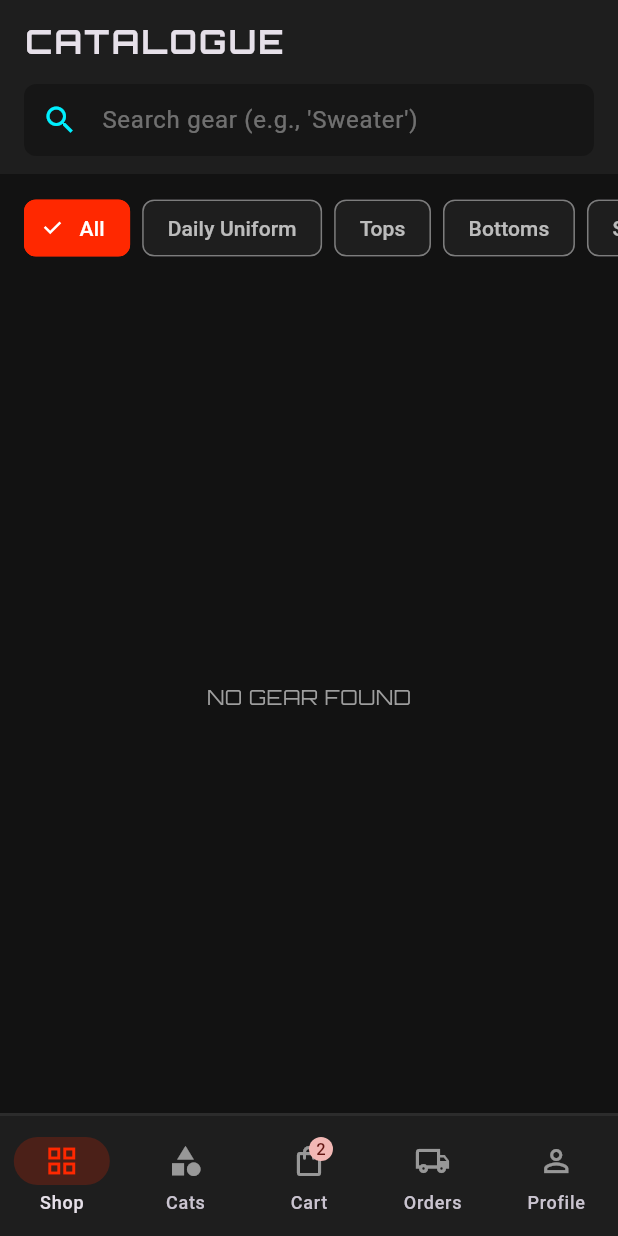
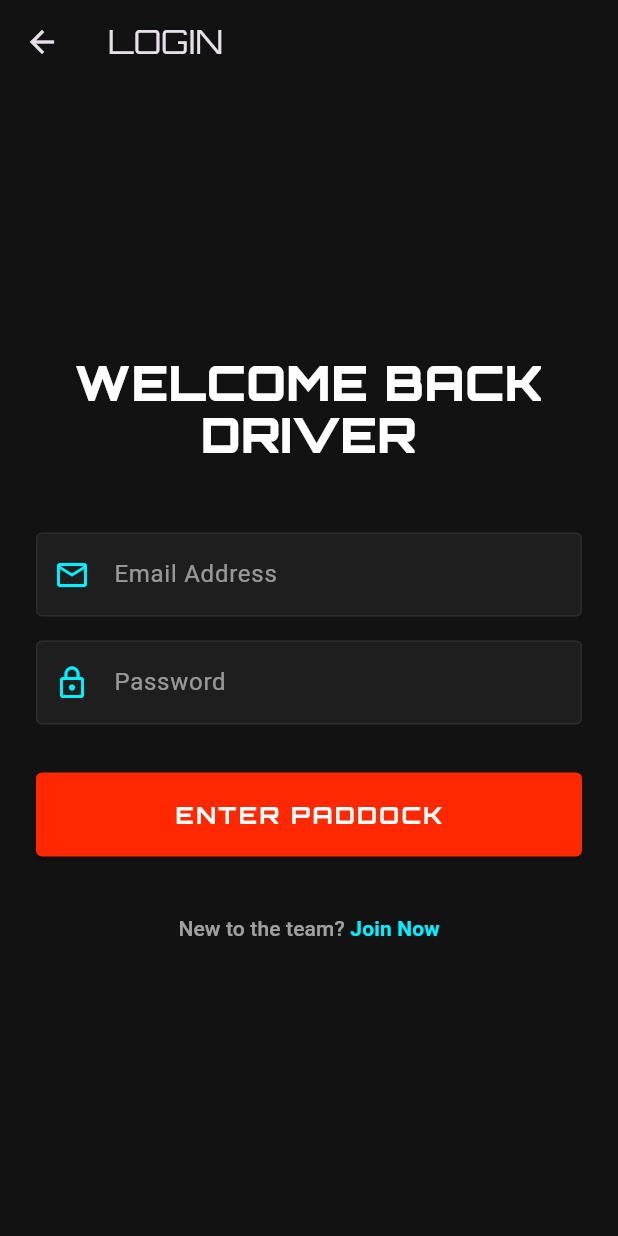
Before and after one commit to scapelord/roma_uniforms, a Flutter app: the screen it shows after launch, after a tap on "LOGIN TO PADDOCK", on a phone screen of 412 x 824 dp. Run offline on Flutter 3.47's test engine with Material 3 defaults, Android fonts, the phone set to English and light mode, and no system bars; drawn by our look-alikes of flutter_animate; our stand-ins replace flutter_riverpod, google_fonts, local_auth, pdf, printing, shared_preferences and 1 more; missing offline and left inert: flutter_paystack_plus; accounts and stored records are empty.

Commit message:
Auth update

```diff
--- /dev/null
+++ b/roma_client/lib/features/auth/auth_screen.dart
@@ -0,0 +1,230 @@
+import 'package:flutter/material.dart';
+import 'package:flutter_riverpod/flutter_riverpod.dart';
+import 'package:supabase_flutter/supabase_flutter.dart';
+import 'package:google_fonts/google_fonts.dart';
+import 'package:flutter_animate/flutter_animate.dart';
+import 'package:roma_shared/theme/app_colors.dart';
+import 'package:roma_client/features/home/main_layout.dart';
+
+enum AuthMode { login, signup }
+
+class AuthScreen extends StatefulWidget {
+  final AuthMode initialMode;
+  final bool isRedirect;
+
+  const AuthScreen({
+    super.key,
+    this.initialMode = AuthMode.login,
+    this.isRedirect = false,
+  });
+
+  @override
+  State<AuthScreen> createState() => _AuthScreenState();
+}
+
+class _AuthScreenState extends State<AuthScreen> {
+  late AuthMode _mode;
+  final _formKey = GlobalKey<FormState>();
+  final _emailCtrl = TextEditingController();
+  final _passwordCtrl = TextEditingController(); // For Signup & Login
+  final _nameCtrl = TextEditingController(); // For Signup
+
+  bool _isLoading = false;
+
+  @override
+  void initState() {
+    super.initState();
+    _mode = widget.initialMode;
+  }
+
+  Future<void> _submit() async {
+    if (!_formKey.currentState!.validate()) return;
+
+    setState(() => _isLoading = true);
+    final supabase = Supabase.instance.client;
+
+    try {
+      if (_mode == AuthMode.login) {
+        // LOGIN
+        await supabase.auth.signInWithPassword(
+          email: _emailCtrl.text.trim(),
+          password: _passwordCtrl.text,
+        );
+      } else {
+        // SIGNUP
+        await supabase.auth.signUp(
+          email: _emailCtrl.text.trim(),
+          password: _passwordCtrl.text,
+          data: {'full_name': _nameCtrl.text.trim()},
+        );
+      }
+
+      // Success
+      if (mounted) {
+        if (widget.isRedirect) {
+          Navigator.of(context).pop(true); // Return success
+        } else {
+          Navigator.of(context).pushReplacement(
+            MaterialPageRoute(builder: (_) => const MainLayout()),
+          );
+        }
+      }
+    } on AuthException catch (e) {
+      if (mounted) _showError(e.message);
+    } catch (e) {
+      if (mounted) _showError("An unexpected error occurred: $e");
+    } finally {
+      if (mounted) setState(() => _isLoading = false);
+    }
+  }
+
+  void _showError(String message) {
+    ScaffoldMessenger.of(context).showSnackBar(
+      SnackBar(
+        content: Text(message, style: const TextStyle(color: Colors.white)),
+        backgroundColor: Colors.red,
+      ),
+    );
+  }
+
+  @override
+  Widget build(BuildContext context) {
+    final isLogin = _mode == AuthMode.login;
+
+    return Scaffold(
+      backgroundColor: RomaColors.asphaltBlack,
+      appBar: AppBar(
+        title: Text(isLogin ? "LOGIN" : "JOIN TEAM", style: GoogleFonts.orbitron()),
+        backgroundColor: Colors.transparent,
+        elevation: 0,
+        leading: widget.isRedirect
+            ? IconButton(icon: const Icon(Icons.close), onPressed: () => Navigator.of(context).pop())
+            : null,
+      ),
+      body: Center(
+        child: SingleChildScrollView(
+          padding: const EdgeInsets.all(24),
+          child: Form(
+            key: _formKey,
+            child: Column(
+              crossAxisAlignment: CrossAxisAlignment.stretch,
+              children: [
+                // Header
+                Text(
+                  isLogin ? "WELCOME BACK\nDRIVER" : "START YOUR\nCAREER",
+                  style: GoogleFonts.orbitron(
+                    fontSize: 32,
+                    fontWeight: FontWeight.w900,
+                    color: Colors.white,
+                    height: 1.1,
+                  ),
+                  textAlign: TextAlign.center,
+                ).animate().fadeIn().slideY(begin: -0.2, end: 0),
+
+                const SizedBox(height: 48),
+
+                // Name (Signup Only)
+                if (!isLogin)
+                  Padding(
+                    padding: const EdgeInsets.only(bottom: 16),
+                    child: TextFormField(
+                      controller: _nameCtrl,
+                      style: const TextStyle(color: Colors.white),
+                      decoration: _inputDec("Full Name", Icons.person_outline),
+                      validator: (v) => v!.isEmpty ? "Name is required" : null,
+                    ).animate().fadeIn(),
+                  ),
+
+                // Email
+                TextFormField(
+                  controller: _emailCtrl,
+                  style: const TextStyle(color: Colors.white),
+                  decoration: _inputDec("Email Address", Icons.email_outlined),
+                  keyboardType: TextInputType.emailAddress,
+                  validator: (v) => v!.contains('@') ? null : "Invalid Email",
+                ).animate().fadeIn(delay: 100.ms),
+
+                const SizedBox(height: 16),
+
+                // Password
+                TextFormField(
+                  controller: _passwordCtrl,
+                  style: const TextStyle(color: Colors.white),
+                  decoration: _inputDec("Password", Icons.lock_outline),
+                  obscureText: true,
+                  validator: (v) => v!.length < 6 ? "Min 6 characters" : null,
+                ).animate().fadeIn(delay: 200.ms),
+
+                const SizedBox(height: 32),
+
+                // Action Button
+                SizedBox(
+                  height: 56,
+                  child: ElevatedButton(
+                    style: ElevatedButton.styleFrom(
+                      backgroundColor: RomaColors.ferrariRed,
+                      shape: RoundedRectangleBorder(
+                        borderRadius: BorderRadius.circular(4),
+                      ),
+                    ),
+                    onPressed: _isLoading ? null : _submit,
+                    child: _isLoading
+                        ? const CircularProgressIndicator(color: Colors.white)
+                        : Text(
+                            isLogin ? "ENTER PADDOCK" : "SIGN UP",
+                            style: GoogleFonts.orbitron(
+                              fontWeight: FontWeight.bold,
+                              fontSize: 16,
+                              color: Colors.white,
+                              letterSpacing: 1.5,
+                            ),
+                          ),
+                  ),
+                ).animate().scale(delay: 300.ms),
+
+                const SizedBox(height: 24),
+
+                // Toggle Mode
+                TextButton(
+                  onPressed: () {
+                    setState(() {
+                      _mode = isLogin ? AuthMode.signup : AuthMode.login;
+                    });
+                  },
+                  child: Text.rich(
+                    TextSpan(
+                      text: isLogin ? "New to the team? " : "Already have a seat? ",
+                      style: const TextStyle(color: Colors.white60),
+                      children: [
+                        TextSpan(
+                          text: isLogin ? "Join Now" : "Login",
+                          style: const TextStyle(
+                            color: RomaColors.electricBlue,
+                            fontWeight: FontWeight.bold,
+                          ),
+                        ),
+                      ],
+                    ),
+                  ),
+                ),
+              ],
+            ),
+          ),
+        ),
+      ),
+    );
+  }
+
+  InputDecoration _inputDec(String label, IconData icon) {
+    return InputDecoration(
+      labelText: label,
+      labelStyle: const TextStyle(color: Colors.white54),
+      prefixIcon: Icon(icon, color: RomaColors.electricBlue),
+      filled: true,
+      fillColor: RomaColors.pitLaneGrey,
+      border: const OutlineInputBorder(),
+      enabledBorder: const OutlineInputBorder(borderSide: BorderSide(color: RomaColors.carbonFiber)),
+      focusedBorder: const OutlineInputBorder(borderSide: BorderSide(color: RomaColors.electricBlue)),
+    );
+  }
+}
--- a/roma_client/lib/features/auth/welcome_screen.dart
+++ b/roma_client/lib/features/auth/welcome_screen.dart
@@ -3,6 +3,7 @@ import 'package:roma_shared/theme/app_colors.dart';
 import 'package:flutter_animate/flutter_animate.dart';
 import 'package:google_fonts/google_fonts.dart';
 import 'package:roma_client/features/home/main_layout.dart';
+import 'package:roma_client/features/auth/auth_screen.dart';
 
 class WelcomeScreen extends StatelessWidget {
   const WelcomeScreen({super.key});
@@ -71,9 +72,11 @@ class WelcomeScreen extends StatelessWidget {
                       ),
                     ),
                     onPressed: () {
-                      Navigator.pushReplacement(
+                      Navigator.push(
                         context,
-                        MaterialPageRoute(builder: (_) => const MainLayout())
+                        MaterialPageRoute(
+                          builder: (_) => const AuthScreen(initialMode: AuthMode.login),
+                        ),
                       );
                     },
                     child: Text(
@@ -101,7 +104,12 @@ class WelcomeScreen extends StatelessWidget {
                       ),
                     ),
                     onPressed: () {
-                      // Navigate to Signup
+                      Navigator.push(
+                        context,
+                        MaterialPageRoute(
+                          builder: (_) => const AuthScreen(initialMode: AuthMode.signup),
+                        ),
+                      );
                     },
                     child: Text(
                       "JOIN THE TEAM",
--- a/roma_client/lib/features/cart/checkout_screen.dart
+++ b/roma_client/lib/features/cart/checkout_screen.dart
@@ -5,6 +5,8 @@ import 'package:roma_shared/theme/app_colors.dart';
 import 'package:google_fonts/google_fonts.dart';
 import 'package:roma_client/features/cart/cart_provider.dart';
 import 'package:roma_client/services/client_order_service.dart';
+import 'package:supabase_flutter/supabase_flutter.dart';
+import 'package:roma_client/features/auth/auth_screen.dart';
 
 class CheckoutScreen extends ConsumerStatefulWidget {
   const CheckoutScreen({super.key});
@@ -36,6 +38,26 @@ class _CheckoutScreenState extends ConsumerState<CheckoutScreen> {
 
   // --- THE CHECKOUT LOGIC ---
   Future<void> _processCheckout() async {
+    // 0. AUTH CHECK
+    final user = Supabase.instance.client.auth.currentUser;
+    if (user == null) {
+      final loggedIn = await Navigator.push<bool>(
+        context,
+        MaterialPageRoute(
+          builder: (_) => const AuthScreen(isRedirect: true),
+        ),
+      );
+
+      if (loggedIn != true) {
+        if (mounted) {
+          ScaffoldMessenger.of(context).showSnackBar(
+            const SnackBar(content: Text("You must be logged in to checkout.")),
+          );
+        }
+        return;
+      }
+    }
+
     if (!_formKey.currentState!.validate()) return;
 
     // Calculate Total
```
